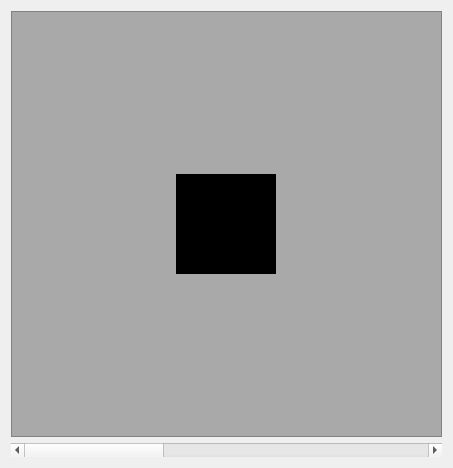
First picture: the form in editor_app/sprite.ui, repository danielmeinert/objectcreator, before the edit.
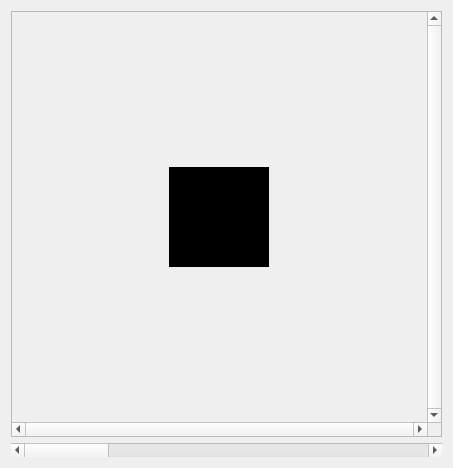
Second picture: the form after the edit.

```diff
--- a/editor_app/sprite.ui
+++ b/editor_app/sprite.ui
@@ -23,7 +23,16 @@
       </sizepolicy>
      </property>
      <property name="styleSheet">
-      <string notr="true">background-color: darkgrey;</string>
+      <string notr="true"/>
+     </property>
+     <property name="frameShape">
+      <enum>QFrame::StyledPanel</enum>
+     </property>
+     <property name="verticalScrollBarPolicy">
+      <enum>Qt::ScrollBarAlwaysOn</enum>
+     </property>
+     <property name="horizontalScrollBarPolicy">
+      <enum>Qt::ScrollBarAlwaysOn</enum>
      </property>
      <property name="sizeAdjustPolicy">
       <enum>QAbstractScrollArea::AdjustIgnored</enum>
@@ -37,8 +46,8 @@
      <widget class="QWidget" name="scroll_area_content">
       <property name="geometry">
        <rect>
-        <x>157</x>
-        <y>153</y>
+        <x>149</x>
+        <y>145</y>
         <width>118</width>
         <height>118</height>
        </rect>
@@ -102,6 +111,9 @@
      <property name="maximum">
       <number>20</number>
      </property>
+     <property name="pageStep">
+      <number>5</number>
+     </property>
      <property name="orientation">
       <enum>Qt::Horizontal</enum>
      </property>
```
